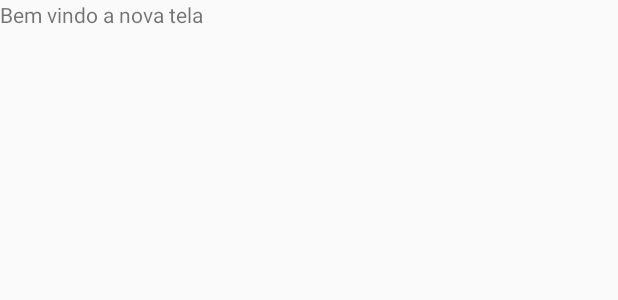
After one commit to LeoCaronezi/Android, an Android app: the layout activity_tela2.xml on its own in the app's theme, with its tools: preview values and no code run, on a phone screen of 412 x 824 dp. The commit adds this screen. Shown: the top 300 px of the screen. Run offline under Robolectric (Android 15) with nearby library versions, the phone set to English and light mode, and no system bars.

Commit message:
LeoCaronezi
trocando de tela

```diff
--- a/TreinaWebExercicio1/app/src/main/AndroidManifest.xml
+++ b/TreinaWebExercicio1/app/src/main/AndroidManifest.xml
@@ -9,6 +9,7 @@
         android:roundIcon="@mipmap/ic_launcher_round"
         android:supportsRtl="true"
         android:theme="@style/AppTheme">
+        <activity android:name=".Tela2"></activity>
         <activity android:name=".MainActivity">
             <intent-filter>
                 <action android:name="android.intent.action.MAIN" />
--- a/TreinaWebExercicio1/app/src/main/res/layout/activity_main.xml
+++ b/TreinaWebExercicio1/app/src/main/res/layout/activity_main.xml
@@ -19,7 +19,7 @@
         app:layout_constraintVertical_bias="0.116" />
 
     <Button
-        android:id="@+id/button"
+        android:id="@+id/ID_NovaTela"
         android:layout_width="wrap_content"
         android:layout_height="44dp"
         android:layout_marginTop="92dp"
--- /dev/null
+++ b/TreinaWebExercicio1/app/src/main/res/layout/activity_tela2.xml
@@ -0,0 +1,16 @@
+<?xml version="1.0" encoding="utf-8"?>
+<android.support.constraint.ConstraintLayout xmlns:android="http://schemas.android.com/apk/res/android"
+    xmlns:app="http://schemas.android.com/apk/res-auto"
+    xmlns:tools="http://schemas.android.com/tools"
+    android:layout_width="match_parent"
+    android:layout_height="match_parent"
+    tools:context=".Tela2">
+
+    <TextView
+        android:id="@+id/textView2"
+        android:layout_width="wrap_content"
+        android:layout_height="wrap_content"
+        android:text="@string/txt_tela2"
+        tools:layout_editor_absoluteX="159dp"
+        tools:layout_editor_absoluteY="248dp" />
+</android.support.constraint.ConstraintLayout>
--- a/TreinaWebExercicio1/app/src/main/res/values/strings.xml
+++ b/TreinaWebExercicio1/app/src/main/res/values/strings.xml
@@ -1,5 +1,6 @@
 <resources>
-    <string name="app_name">TreinaWebExercicio1</string>
-    <string name="txt_treinaweb" > Treina web</string>
+    <string name="app_name">TreinaWebExercicio1Ciclodevida</string>
+    <string name="txt_treinaweb"> Treina web</string>
     <string name="txt_btn"> Nova  Tela</string>
+    <string name="txt_tela2"> Bem vindo a nova tela</string>
 </resources>
```
Also changed, not shown: TreinaWebExercicio1/app/src/main/java/com/e/treinawebexercicio1/Tela2.java (added, +13 -0 lines).
